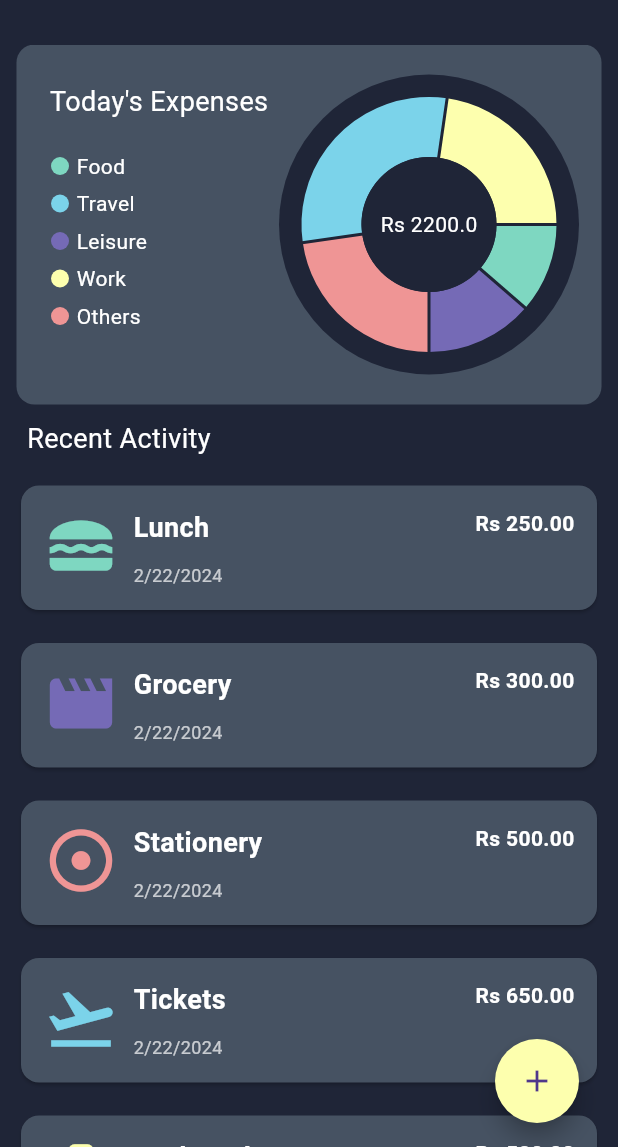
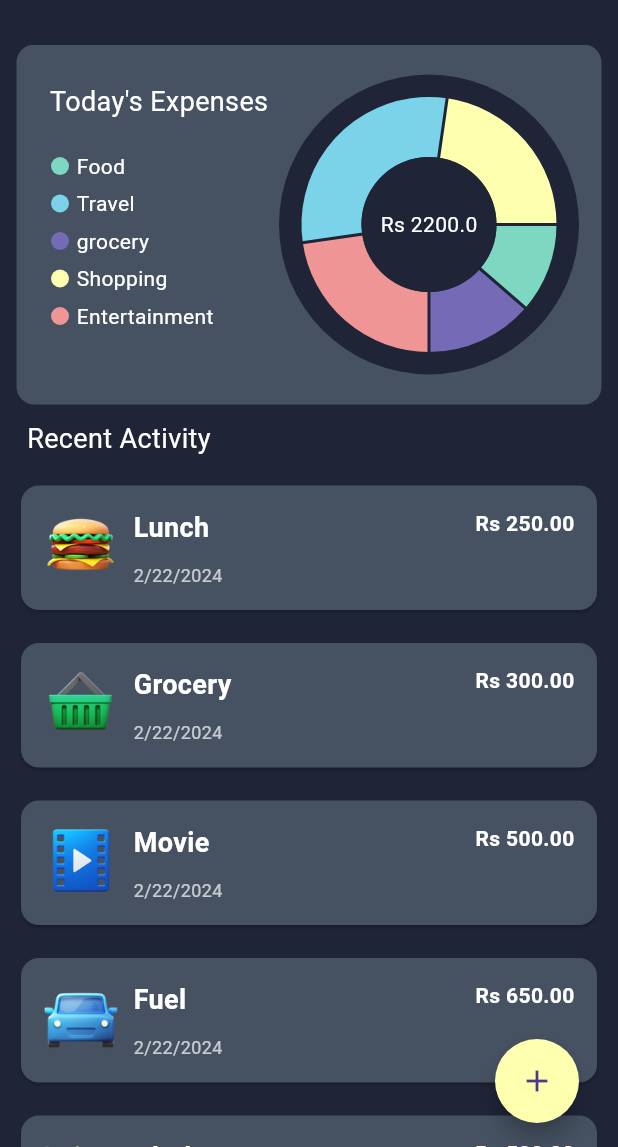
Before and after one commit to prajwalx7/expense_tracker, a Flutter app: the screen it shows after launch, on a phone screen of 412 x 824 dp, the part 89-1236 px from its top. Run offline on Flutter 3.47's test engine with Material 3 defaults, Android fonts, the phone set to English and light mode, and no system bars; drawn by our look-alikes of fl_chart; missing offline and left inert: fading_edge_scrollview.

Commit message:
new icons

```diff
--- a/lib/models/expense_model.dart
+++ b/lib/models/expense_model.dart
@@ -5,14 +5,14 @@ import 'package:intl/intl.dart';
 const uuid = Uuid();
 final formater = DateFormat.yMd();
 
-enum Category { food, travel, leisure, work, others }
+enum Category { food, travel, grocery, shopping, entertainment }
 
 const categoryIcons = {
-  Category.food: Icons.lunch_dining,
-  Category.work: Icons.work,
-  Category.travel: Icons.flight_takeoff,
-  Category.leisure: Icons.movie,
-  Category.others: Icons.adjust,
+  Category.food: AssetImage("assets/images/food.png"),
+  Category.shopping: AssetImage("assets/images/shopping.png"),
+  Category.travel: AssetImage("assets/images/travel.png"),
+  Category.grocery: AssetImage("assets/images/grocery.png"),
+  Category.entertainment: AssetImage("assets/images/entertainment.png"),
 };
 
 class ExpenseModel {
@@ -33,17 +33,19 @@ class ExpenseModel {
     return formater.format(date);
   }
 
+  // Pie Chart Colors
+
   Color get categoryColor {
     switch (category) {
-      case Category.leisure:
+      case Category.grocery:
         return const Color(0xff756AB6);
       case Category.travel:
         return const Color(0xff7BD3EA);
       case Category.food:
         return const Color(0xff7ED7C1);
-      case Category.work:
+      case Category.shopping:
         return const Color(0xffFDFFAE);
-      case Category.others:
+      case Category.entertainment:
         return const Color(0xffEF9595);
     }
   }
--- a/lib/screens/expenses.dart
+++ b/lib/screens/expenses.dart
@@ -24,25 +24,25 @@ class _ExpensesState extends State<Expenses> {
       amount: 300,
       title: 'Grocery',
       date: DateTime.now(),
-      category: Category.leisure,
+      category: Category.grocery,
     ),
     ExpenseModel(
       amount: 500,
-      title: 'Stationery',
+      title: 'Movie',
       date: DateTime.now(),
-      category: Category.others,
+      category: Category.entertainment,
     ),
     ExpenseModel(
       amount: 650,
-      title: 'Tickets',
+      title: 'Fuel',
       date: DateTime.now(),
       category: Category.travel,
     ),
     ExpenseModel(
       amount: 500,
-      title: 'Keyboard',
+      title: 'Clothes',
       date: DateTime.now(),
-      category: Category.work,
+      category: Category.shopping,
     ),
   ];
 
--- a/lib/widgets/expense_category_list.dart
+++ b/lib/widgets/expense_category_list.dart
@@ -26,11 +26,11 @@ class ExpenseCategoryList extends StatelessWidget {
               const SizedBox(height: 5),
               buildCategoryRow('Travel', const Color(0xff7BD3EA)),
               const SizedBox(height: 5),
-              buildCategoryRow('Leisure', const Color(0xff756AB6)),
+              buildCategoryRow('grocery', const Color(0xff756AB6)),
               const SizedBox(height: 5),
-              buildCategoryRow('Work', const Color(0xffFDFFAE)),
+              buildCategoryRow('Shopping', const Color(0xffFDFFAE)),
               const SizedBox(height: 5),
-              buildCategoryRow('Others', const Color(0xffEF9595)),
+              buildCategoryRow('Entertainment', const Color(0xffEF9595)),
             ],
           ),
         ),
--- a/lib/widgets/expenses_list/expense_item.dart
+++ b/lib/widgets/expenses_list/expense_item.dart
@@ -17,10 +17,13 @@ class ExpenseItem extends StatelessWidget {
           child: Row(
             crossAxisAlignment: CrossAxisAlignment.start,
             children: [
-              Icon(
-                categoryIcons[expense.category],
-                color: expense.categoryColor,
-                size: 50,
+              SizedBox(
+                width: 50,
+                height: 50,
+                child: Image(
+                  image: categoryIcons[expense.category] ??
+                      const AssetImage("assets/images/food.png"),
+                ),
               ),
               const SizedBox(width: 10),
               Expanded(
--- a/lib/widgets/expenses_list/expenses_list.dart
+++ b/lib/widgets/expenses_list/expenses_list.dart
@@ -28,15 +28,15 @@ class _ExpensesListState extends State<ExpensesList> {
 
   @override
   Widget build(BuildContext context) {
-    return Container(
+    return SizedBox(
       height:
-          MediaQuery.of(context).size.height * 0.6, // You can adjust this value
+          MediaQuery.of(context).size.height * 0.6,
       child: FadingEdgeScrollView.fromScrollView(
         gradientFractionOnEnd: 0.2,
         gradientFractionOnStart: 0.08,
         child: ListView.builder(
           controller: _controller,
-          padding: EdgeInsets.only(bottom: 140),
+          padding: const EdgeInsets.only(bottom: 140),
           itemCount: widget.expenses.length,
           itemBuilder: (ctx, index) => Dismissible(
             key: ValueKey(widget.expenses[index]),
--- a/pubspec.yaml
+++ b/pubspec.yaml
@@ -61,9 +61,8 @@ flutter:
   uses-material-design: true
 
   # To add assets to your application, add an assets section, like this:
-  # assets:
-  #   - images/a_dot_burr.jpeg
-  #   - images/a_dot_ham.jpeg
+  assets:
+    - assets/images/
 
   # An image asset can refer to one or more resolution-specific "variants", see
   # https://flutter.dev/assets-and-images/#resolution-aware
```
Also changed, not shown: assets/images/entertainment.png (added), assets/images/food.png (added), assets/images/grocery.png (added), assets/images/shopping.png (added), assets/images/travel.png (added).
